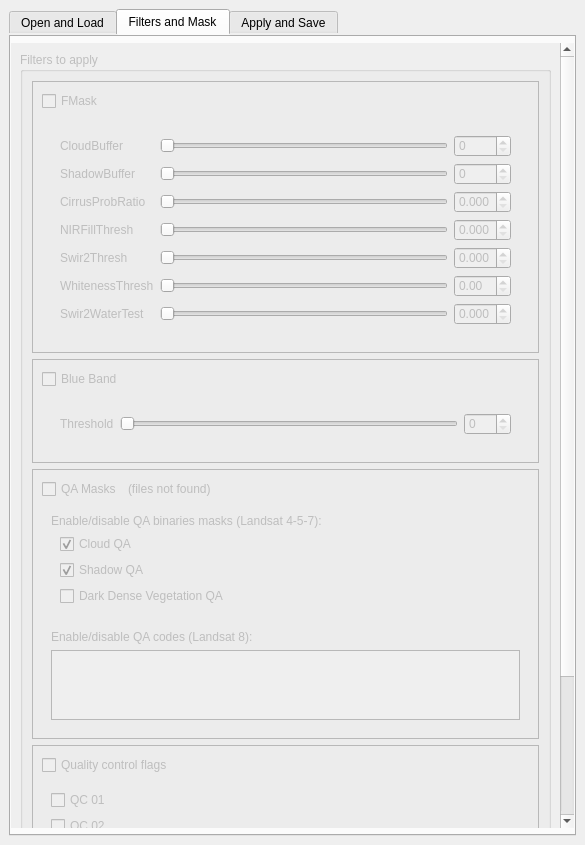
The window that ui/cloud_masking_dockwidget_base.ui (SMByC/CloudMasking) describes before a commit, drawn with Qt 5.
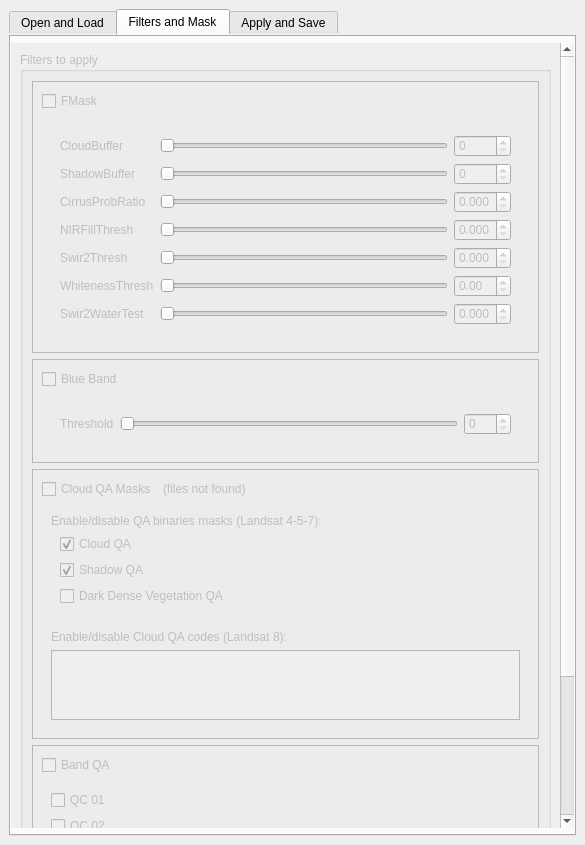
The same window after the commit. Custom widgets are drawn as their Qt base class.

Commit message: Several rename to adjust for Cloud QA and QA Band

Patch:
```diff
--- a/ui/cloud_masking_dockwidget_base.ui
+++ b/ui/cloud_masking_dockwidget_base.ui
@@ -458,7 +458,7 @@
            <property name="geometry">
             <rect>
              <x>0</x>
-             <y>-348</y>
+             <y>-485</y>
              <width>551</width>
              <height>1240</height>
             </rect>
@@ -561,7 +561,7 @@
                   <item row="0" column="0">
                    <widget class="QCheckBox" name="checkBox_QCflags">
                     <property name="text">
-                     <string>Quality control flags</string>
+                     <string>Band QA</string>
                     </property>
                    </widget>
                   </item>
@@ -877,7 +877,7 @@
                      <item>
                       <widget class="QCheckBox" name="checkBox_QA_Masks">
                        <property name="text">
-                        <string>QA Masks</string>
+                        <string>Cloud QA Masks</string>
                        </property>
                       </widget>
                      </item>
@@ -962,7 +962,7 @@
                      <item>
                       <widget class="QLabel" name="label_18">
                        <property name="text">
-                        <string>Enable/disable QA codes (Landsat 8):</string>
+                        <string>Enable/disable Cloud QA codes (Landsat 8):</string>
                        </property>
                       </widget>
                      </item>
```
Left out of the diff: 4 changed lines with no effect on the pictures. The commit also changes 4 other files.
